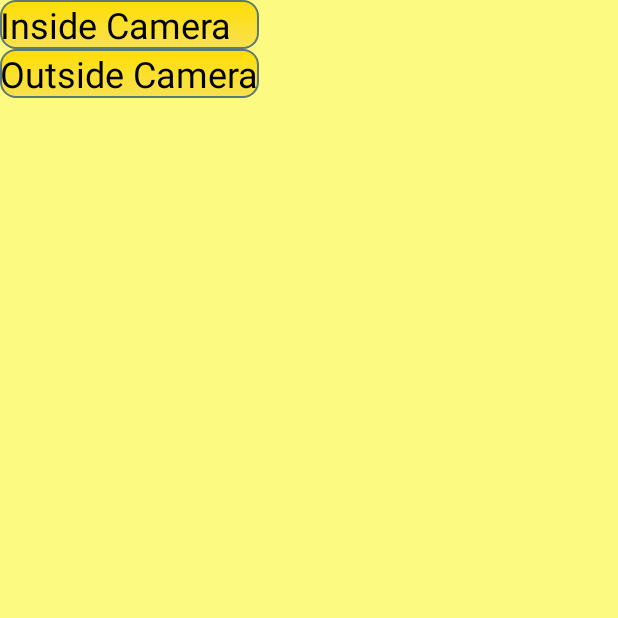
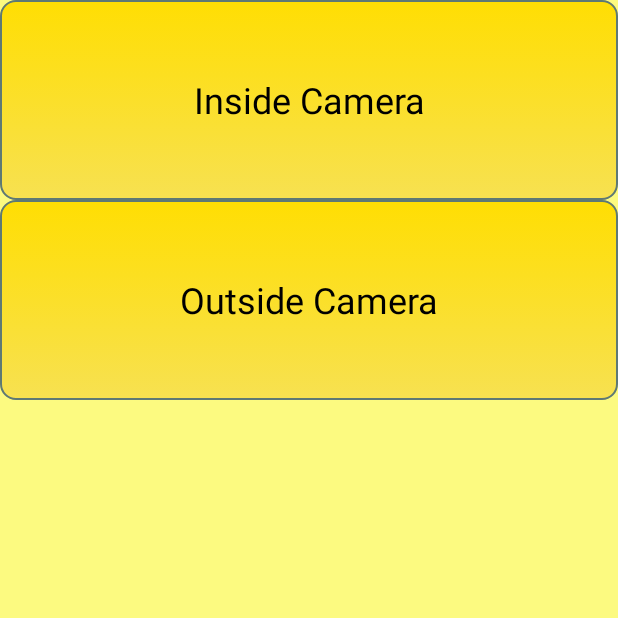
Before and after one commit to Daineish/Capstone-2019-YycBeeswax, an Android app: the CameraListActivity screen opened directly, with no data from a screen before it, on a phone screen of 412 x 824 dp, the top half of it. Run offline under Robolectric (Android 15) with nearby library versions, the phone set to English and light mode, and no system bars.

Commit message:
See previous msg

```diff
--- a/MobileApp/YYCbeeswaxCapstone/app/src/main/java/com/example/dainemcniven/yycbeeswaxcapstone/CameraListActivity.java
+++ b/MobileApp/YYCbeeswaxCapstone/app/src/main/java/com/example/dainemcniven/yycbeeswaxcapstone/CameraListActivity.java
@@ -53,12 +53,12 @@ public class CameraListActivity extends AppCompatActivity
     private void GetAvailableCameras()
     {
         LinearLayout mainLayout = new LinearLayout(this);
-        LinearLayout.LayoutParams layoutParams = new LinearLayout.LayoutParams(ActionBar.LayoutParams.FILL_PARENT, ActionBar.LayoutParams.FILL_PARENT);
+        LinearLayout.LayoutParams layoutParams = new LinearLayout.LayoutParams(ActionBar.LayoutParams.MATCH_PARENT, ActionBar.LayoutParams.MATCH_PARENT);
         ScrollView scrollView = new ScrollView(this);
         LinearLayout linearLayout = new LinearLayout(this);
         linearLayout.setOrientation(LinearLayout.VERTICAL);
-        mainLayout.addView(scrollView);
-        scrollView.addView(linearLayout);
+        mainLayout.addView(scrollView, layoutParams);
+        scrollView.addView(linearLayout, layoutParams);
         this.addContentView(mainLayout, layoutParams);
 
         for(int i = 0; i < 2; i++)
@@ -71,6 +71,8 @@ public class CameraListActivity extends AppCompatActivity
             cam0.setTextColor(Color.BLACK);
             cam0.setTextSize(24);
             cam0.setOnClickListener(myhandler1);
+            cam0.setGravity(Gravity.CENTER);
+            cam0.setMinHeight(200);
             cam0.setBackground(getResources().getDrawable(R.drawable.button1));
             cam0.setTag(i);
             linearLayout.addView(cam0);
```
Also changed, not shown: MobileApp/YYCbeeswaxCapstone/app/src/main/res/layout/activity_login.xml (+0 -62 lines).
